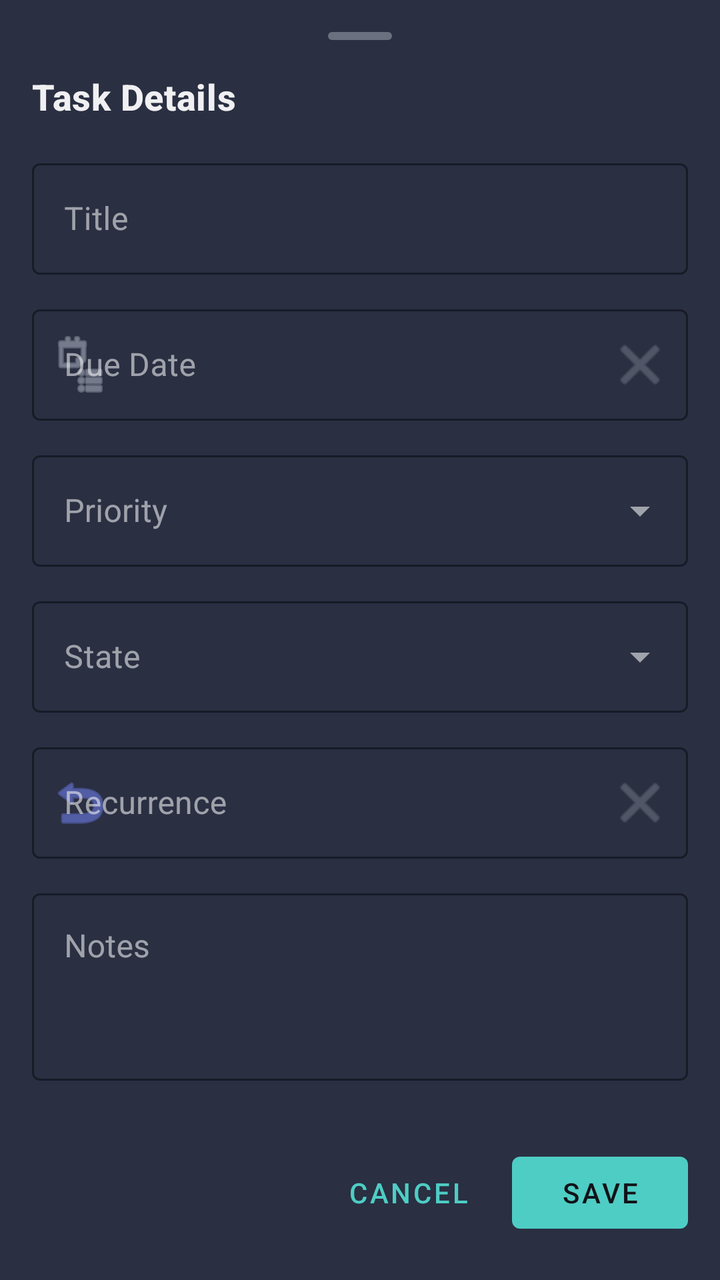
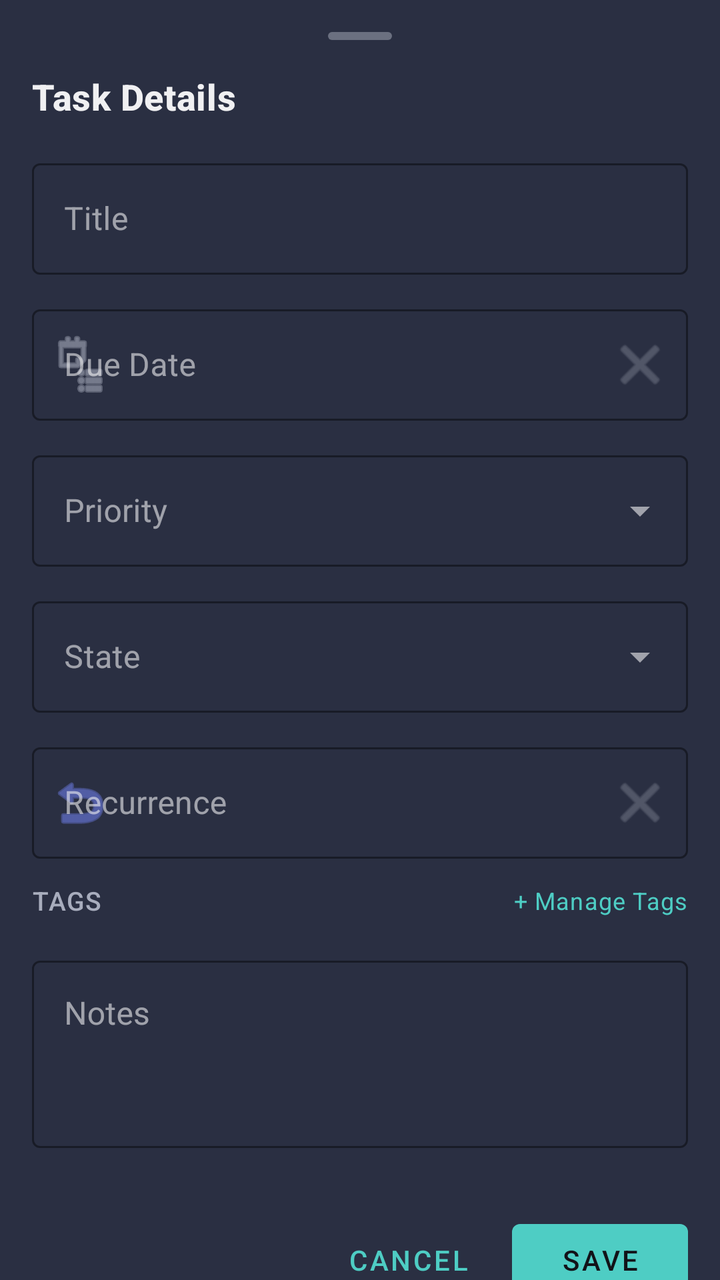

The first picture is an Android layout as it rendered before a commit; the second is the same layout after the commit. The layout source and the unified diff follow.
<!-- AndroidManifest.xml: application theme Theme.Vega -->
<!-- res/layout/bottom_sheet_task_detail.xml -->
<?xml version="1.0" encoding="utf-8"?>
<androidx.core.widget.NestedScrollView xmlns:android="http://schemas.android.com/apk/res/android"
    xmlns:app="http://schemas.android.com/apk/res-auto"
    android:layout_width="match_parent"
    android:layout_height="wrap_content"
    android:fillViewport="true">

    <LinearLayout
        android:layout_width="match_parent"
        android:layout_height="wrap_content"
        android:orientation="vertical"
        android:padding="@dimen/spacing_lg"
        android:background="@color/vega_surface_overlay">

        
        <ImageView
            android:layout_width="wrap_content"
            android:layout_height="wrap_content"
            android:layout_gravity="center"
            android:layout_marginBottom="@dimen/spacing_lg"
            android:src="@drawable/bg_drag_handle" />

        
        <TextView
            android:layout_width="match_parent"
            android:layout_height="wrap_content"
            android:text="Task Details"
            android:textAppearance="@style/TextAppearance.Vega.Title"
            android:textColor="@color/vega_on_background"
            android:layout_marginBottom="@dimen/spacing_lg" />

        
        <com.google.android.material.textfield.TextInputLayout
            android:id="@+id/til_title"
            style="@style/Widget.MaterialComponents.TextInputLayout.OutlinedBox"
            android:layout_width="match_parent"
            android:layout_height="wrap_content"
            android:hint="@string/label_title"
            android:layout_marginBottom="@dimen/spacing_md"
            app:boxStrokeColor="@color/vega_primary">

            <com.google.android.material.textfield.TextInputEditText
                android:id="@+id/et_title"
                android:layout_width="match_parent"
                android:layout_height="wrap_content"
                android:inputType="textCapSentences"
                android:textColor="@color/vega_on_background" />
        </com.google.android.material.textfield.TextInputLayout>

        
        <com.google.android.material.textfield.TextInputLayout
            android:id="@+id/til_due_date"
            style="@style/Widget.MaterialComponents.TextInputLayout.OutlinedBox"
            android:layout_width="match_parent"
            android:layout_height="wrap_content"
            android:hint="@string/label_due_date"
            android:layout_marginBottom="@dimen/spacing_md"
            app:boxStrokeColor="@color/vega_primary"
            app:startIconDrawable="@android:drawable/ic_menu_agenda"
            app:startIconTint="@color/vega_on_surface"
            app:endIconMode="custom"
            app:endIconDrawable="@android:drawable/ic_menu_close_clear_cancel"
            app:endIconTint="@color/vega_on_surface_muted"
            app:endIconContentDescription="Clear Due Date">

            <com.google.android.material.textfield.TextInputEditText
                android:id="@+id/et_due_date"
                android:layout_width="match_parent"
                android:layout_height="wrap_content"
                android:focusable="false"
                android:clickable="true"
                android:cursorVisible="false"
                android:textColor="@color/vega_on_background" />
        </com.google.android.material.textfield.TextInputLayout>

        
        <com.google.android.material.textfield.TextInputLayout
            android:id="@+id/til_priority"
            style="@style/Widget.MaterialComponents.TextInputLayout.OutlinedBox.ExposedDropdownMenu"
            android:layout_width="match_parent"
            android:layout_height="wrap_content"
            android:hint="@string/label_priority"
            android:layout_marginBottom="@dimen/spacing_md"
            app:boxStrokeColor="@color/vega_primary">

            <AutoCompleteTextView
                android:id="@+id/actv_priority"
                android:layout_width="match_parent"
                android:layout_height="wrap_content"
                android:inputType="none"
                android:textColor="@color/vega_on_background" />
        </com.google.android.material.textfield.TextInputLayout>

        
        <com.google.android.material.textfield.TextInputLayout
            android:id="@+id/til_state"
            style="@style/Widget.MaterialComponents.TextInputLayout.OutlinedBox.ExposedDropdownMenu"
            android:layout_width="match_parent"
            android:layout_height="wrap_content"
            android:hint="State"
            android:layout_marginBottom="@dimen/spacing_md"
            app:boxStrokeColor="@color/vega_primary">

            <AutoCompleteTextView
                android:id="@+id/actv_state"
                android:layout_width="match_parent"
                android:layout_height="wrap_content"
                android:inputType="none"
                android:textColor="@color/vega_on_background" />
        </com.google.android.material.textfield.TextInputLayout>

        
        <com.google.android.material.textfield.TextInputLayout
            android:id="@+id/til_recurrence"
            style="@style/Widget.MaterialComponents.TextInputLayout.OutlinedBox"
            android:layout_width="match_parent"
            android:layout_height="wrap_content"
            android:hint="@string/label_recurrence"
            android:layout_marginBottom="@dimen/spacing_md"
            app:boxStrokeColor="@color/vega_primary"
            app:startIconDrawable="@android:drawable/ic_menu_revert"
            app:startIconTint="@color/vega_recurring_accent"
            app:endIconMode="custom"
            app:endIconDrawable="@android:drawable/ic_menu_close_clear_cancel"
            app:endIconTint="@color/vega_on_surface_muted"
            app:endIconContentDescription="Clear Recurrence">

            <com.google.android.material.textfield.TextInputEditText
                android:id="@+id/et_recurrence"
                android:layout_width="match_parent"
                android:layout_height="wrap_content"
                android:focusable="false"
                android:clickable="true"
                android:cursorVisible="false"
                android:textColor="@color/vega_on_background" />
        </com.google.android.material.textfield.TextInputLayout>

        
        <com.google.android.material.textfield.TextInputLayout
            android:id="@+id/til_notes"
            style="@style/Widget.MaterialComponents.TextInputLayout.OutlinedBox"
            android:layout_width="match_parent"
            android:layout_height="wrap_content"
            android:hint="@string/label_notes"
            android:layout_marginBottom="@dimen/spacing_2xl"
            app:boxStrokeColor="@color/vega_primary">

            <com.google.android.material.textfield.TextInputEditText
                android:id="@+id/et_notes"
                android:layout_width="match_parent"
                android:layout_height="wrap_content"
                android:inputType="textMultiLine|textCapSentences"
                android:minLines="3"
                android:gravity="top"
                android:textColor="@color/vega_on_background" />
        </com.google.android.material.textfield.TextInputLayout>

        
        <LinearLayout
            android:layout_width="match_parent"
            android:layout_height="wrap_content"
            android:orientation="horizontal"
            android:gravity="end">

            <com.google.android.material.button.MaterialButton
                android:id="@+id/btn_cancel"
                style="@style/Widget.MaterialComponents.Button.TextButton"
                android:layout_width="wrap_content"
                android:layout_height="wrap_content"
                android:text="@string/button_cancel"
                android:textColor="@color/vega_primary"
                android:layout_marginEnd="@dimen/spacing_sm" />

            <com.google.android.material.button.MaterialButton
                android:id="@+id/btn_save"
                android:layout_width="wrap_content"
                android:layout_height="wrap_content"
                android:text="@string/button_save"
                app:backgroundTint="@color/vega_primary"
                android:textColor="#121218" />
        </LinearLayout>
    </LinearLayout>
</androidx.core.widget.NestedScrollView>
<!-- resources referenced by this layout -->
<resources>
  <color name="vega_on_background">#F0F0F2</color>
  <color name="vega_on_surface">#A8ADBD</color>
  <color name="vega_on_surface_muted">#6B7080</color>
  <color name="vega_primary">#4ECDC4</color>
  <color name="vega_recurring_accent">#6C7CE7</color>
  <color name="vega_surface_overlay">#2A2F42</color>
  <dimen name="spacing_2xl">32dp</dimen>
  <dimen name="spacing_lg">16dp</dimen>
  <dimen name="spacing_md">12dp</dimen>
  <dimen name="spacing_sm">8dp</dimen>
  <!-- drawable bg_drag_handle (drawable) -->
  <?xml version="1.0" encoding="utf-8"?>
  <shape xmlns:android="http://schemas.android.com/apk/res/android"
      android:shape="rectangle">
      <corners android:radius="2dp" />
      <size
          android:width="32dp"
          android:height="4dp" />
      <solid android:color="@color/vega_on_surface_muted" />
  </shape>
  <string name="button_cancel">Cancel</string>
  <string name="button_save">Save</string>
  <string name="label_due_date">Due Date</string>
  <string name="label_notes">Notes</string>
  <string name="label_priority">Priority</string>
  <string name="label_recurrence">Recurrence</string>
  <string name="label_title">Title</string>
  <style name="TextAppearance.Vega.Title" parent="TextAppearance.MaterialComponents.Headline6">
          <item name="fontFamily">sans-serif-medium</item>
          <item name="android:textStyle">bold</item>
          <item name="android:textSize">18sp</item>
          <item name="android:textColor">@color/vega_on_background</item>
      </style>
  <color name="vega_priority_high">#E94560</color>
  <color name="vega_background">#121218</color>
  <color name="vega_surface">#1C1F2B</color>
  <style name="TextAppearance.Vega.Display" parent="TextAppearance.MaterialComponents.Headline5">
          <item name="fontFamily">sans-serif</item>
          <item name="android:textStyle">bold</item>
          <item name="android:textSize">28sp</item>
          <item name="android:textColor">@color/vega_on_background</item>
      </style>
  <style name="TextAppearance.Vega.Body" parent="TextAppearance.MaterialComponents.Body1">
          <item name="fontFamily">sans-serif</item>
          <item name="android:textStyle">normal</item>
          <item name="android:textSize">16sp</item>
          <item name="android:textColor">@color/vega_on_background</item>
      </style>
  <style name="TextAppearance.Vega.Caption" parent="TextAppearance.MaterialComponents.Caption">
          <item name="fontFamily">sans-serif</item>
          <item name="android:textStyle">normal</item>
          <item name="android:textSize">12sp</item>
          <item name="android:textColor">@color/vega_on_surface</item>
      </style>
  <style name="TextAppearance.Vega.Label" parent="TextAppearance.MaterialComponents.Overline">
          <item name="fontFamily">sans-serif-medium</item>
          <item name="android:textStyle">normal</item>
          <item name="android:textSize">13sp</item>
          <item name="android:letterSpacing">0.04</item>
          <item name="android:textColor">@color/vega_on_surface</item>
      </style>
  <style name="ShapeAppearance.Vega.SmallComponent" parent="ShapeAppearance.MaterialComponents.SmallComponent">
          <item name="cornerRadius">8dp</item>
      </style>
  <style name="ShapeAppearance.Vega.MediumComponent" parent="ShapeAppearance.MaterialComponents.MediumComponent">
          <item name="cornerRadius">16dp</item>
      </style>
  <!-- unchanged entries left out for length: 1 -->
</resources>

<!-- the commit's change to res/layout/bottom_sheet_task_detail.xml (unified diff, before → after) -->
@@ -136,6 +136,40 @@
         </com.google.android.material.textfield.TextInputLayout>
 
         
+        <LinearLayout
+            android:layout_width="match_parent"
+            android:layout_height="wrap_content"
+            android:orientation="horizontal"
+            android:gravity="center_vertical"
+            android:layout_marginBottom="@dimen/spacing_xs">
+
+            <TextView
+                android:layout_width="0dp"
+                android:layout_height="wrap_content"
+                android:layout_weight="1"
+                android:text="Tags"
+                android:textAppearance="@style/TextAppearance.Vega.Label"
+                android:textColor="@color/vega_on_surface" />
+
+            <TextView
+                android:id="@+id/btn_manage_tags_detail"
+                android:layout_width="wrap_content"
+                android:layout_height="wrap_content"
+                android:text="+ Manage Tags"
+                android:textAppearance="@style/TextAppearance.Vega.Caption"
+                android:textColor="@color/vega_primary"
+                android:clickable="true"
+                android:focusable="true" />
+        </LinearLayout>
+
+        <com.google.android.material.chip.ChipGroup
+            android:id="@+id/chip_group_detail_tags"
+            android:layout_width="match_parent"
+            android:layout_height="wrap_content"
+            android:layout_marginBottom="@dimen/spacing_md"
+            app:singleSelection="false" />
+
+        
         <com.google.android.material.textfield.TextInputLayout
             android:id="@+id/til_notes"
             style="@style/Widget.MaterialComponents.TextInputLayout.OutlinedBox"
<!-- resource entries referenced after the edit -->
@@ -10,6 +10,7 @@
   <dimen name="spacing_lg">16dp</dimen>
   <dimen name="spacing_md">12dp</dimen>
   <dimen name="spacing_sm">8dp</dimen>
+  <dimen name="spacing_xs">4dp</dimen>
   <!-- drawable bg_drag_handle (drawable) -->
   <?xml version="1.0" encoding="utf-8"?>
   <shape xmlns:android="http://schemas.android.com/apk/res/android"
